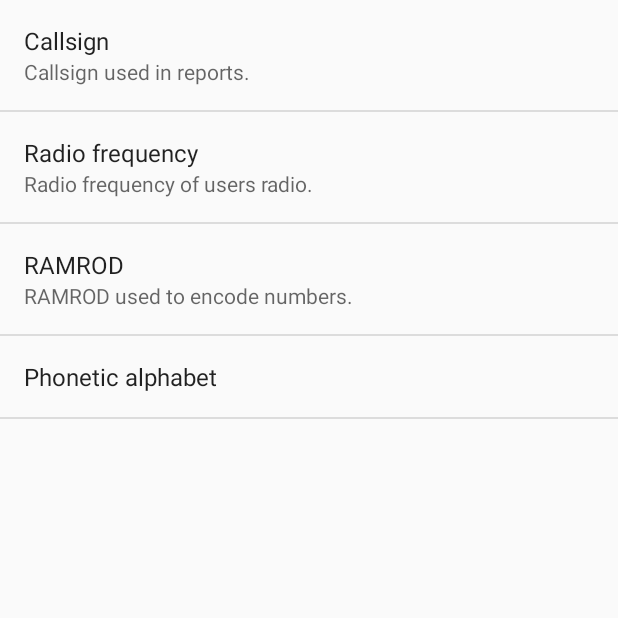
After one commit to hombrecz/Military-Reports-Assistant, an Android app: the SettingsActivity screen opened directly, with no data from a screen before it, on a phone screen of 412 x 824 dp, the top half of it. The commit adds this screen. Run offline under Robolectric (Android 15) with nearby library versions, the phone set to English and light mode, and no system bars.

Commit message:
Settings Activity

```diff
--- a/app/build.gradle
+++ b/app/build.gradle
@@ -25,10 +25,12 @@ android {
 
 dependencies {
     implementation fileTree(dir: 'libs', include: ['*.jar'])
-    implementation"org.jetbrains.kotlin:kotlin-stdlib-jre7:$kotlin_version"
+    implementation "org.jetbrains.kotlin:kotlin-stdlib-jre7:$kotlin_version"
     implementation 'com.android.support:appcompat-v7:26.1.0'
     implementation 'com.android.support:design:26.1.0'
     implementation 'com.android.support.constraint:constraint-layout:1.0.2'
+    implementation 'com.android.support:support-v4:26.1.0'
+    implementation 'com.android.support:support-vector-drawable:26.1.0'
     testImplementation 'junit:junit:4.12'
     androidTestImplementation 'com.android.support.test:runner:1.0.1'
     androidTestImplementation 'com.android.support.test.espresso:espresso-core:3.0.1'
--- a/app/src/main/AndroidManifest.xml
+++ b/app/src/main/AndroidManifest.xml
@@ -18,6 +18,14 @@
                 <category android:name="android.intent.category.LAUNCHER" />
             </intent-filter>
         </activity>
+        <activity
+            android:name=".SettingsActivity"
+            android:label="@string/title_activity_settings"
+            android:parentActivityName=".MainActivity">
+            <meta-data
+                android:name="android.support.PARENT_ACTIVITY"
+                android:value="cz.hombre.tacassistant.MainActivity" />
+        </activity>
     </application>
 
 </manifest>
--- a/app/src/main/java/cz/hombre/tacassistant/MainActivity.kt
+++ b/app/src/main/java/cz/hombre/tacassistant/MainActivity.kt
@@ -1,6 +1,8 @@
 package cz.hombre.tacassistant
 
+import android.content.Intent
 import android.os.Bundle
+import android.preference.PreferenceManager
 import android.support.design.widget.NavigationView
 import android.support.v4.view.GravityCompat
 import android.support.v7.app.ActionBarDrawerToggle
@@ -23,6 +25,8 @@ class MainActivity : AppCompatActivity(), NavigationView.OnNavigationItemSelecte
         toggle.syncState()
 
         nav_view.setNavigationItemSelectedListener(this)
+
+        PreferenceManager.setDefaultValues(this, R.xml.pref_settings, false)
     }
 
     override fun onBackPressed() {
@@ -44,7 +48,10 @@ class MainActivity : AppCompatActivity(), NavigationView.OnNavigationItemSelecte
         // automatically handle clicks on the Home/Up button, so long
         // as you specify a parent activity in AndroidManifest.xml.
         when (item.itemId) {
-            R.id.action_settings -> return true
+            R.id.action_settings -> {
+                startActivity(Intent(this, SettingsActivity::class.java))
+                return true
+            }
             else -> return super.onOptionsItemSelected(item)
         }
     }
--- /dev/null
+++ b/app/src/main/java/cz/hombre/tacassistant/SettingsActivity.kt
@@ -0,0 +1,47 @@
+package cz.hombre.tacassistant
+
+import android.annotation.TargetApi
+import android.content.Context
+import android.content.Intent
+import android.content.res.Configuration
+import android.media.RingtoneManager
+import android.net.Uri
+import android.os.Build
+import android.os.Bundle
+import android.preference.ListPreference
+import android.preference.Preference
+import android.preference.PreferenceActivity
+import android.preference.PreferenceFragment
+import android.preference.PreferenceManager
+import android.preference.RingtonePreference
+import android.text.TextUtils
+import android.view.MenuItem
+import android.support.v4.app.NavUtils
+
+class SettingsActivity : PreferenceActivity() {
+
+    override fun onCreate(savedInstanceState: Bundle?) {
+        super.onCreate(savedInstanceState)
+
+        fragmentManager.beginTransaction()
+                .replace(android.R.id.content, SettingsPreferenceFragment())
+                .commit()
+    }
+
+    @TargetApi(Build.VERSION_CODES.HONEYCOMB)
+    class SettingsPreferenceFragment : PreferenceFragment() {
+        override fun onCreate(savedInstanceState: Bundle?) {
+            super.onCreate(savedInstanceState)
+            addPreferencesFromResource(R.xml.pref_settings)
+        }
+
+        override fun onOptionsItemSelected(item: MenuItem): Boolean {
+            val id = item.itemId
+            if (id == android.R.id.home) {
+                startActivity(Intent(activity, SettingsActivity::class.java))
+                return true
+            }
+            return super.onOptionsItemSelected(item)
+        }
+    }
+}
--- a/app/src/main/res/values/strings.xml
+++ b/app/src/main/res/values/strings.xml
@@ -1,6 +1,8 @@
 <resources>
     <string name="app_name">TacAssistant</string>
+    <string name="main_welcome">Welcome in Tactical Assistant!</string>
 
+    <!-- Menu -->
     <string name="navigation_drawer_open">Open navigation drawer</string>
     <string name="navigation_drawer_close">Close navigation drawer</string>
     <string name="navigation_drawer_reports">Reports</string>
@@ -13,7 +15,7 @@
 
     <string name="action_settings">Settings</string>
 
-    <string name="main_welcome">Welcome in Tactical Assistant!</string>
+    <!-- Status -->
     <string name="status_callname_default">Callname</string>
     <string name="status_frequency_default">0 MHz</string>
     <string name="status_gps_label">GPS</string>
@@ -29,4 +31,21 @@
     <string name="status_person_image_description">Personal info</string>
     <string name="status_location_image_description">Location info</string>
     <string name="status_time_image_description">Time info</string>
+
+    <!-- Settings -->
+    <string name="title_activity_settings">Settings</string>
+    <string name="preference_callsign_summary">Callsign used in reports.</string>
+    <string name="preference_callsign_title">Callsign</string>
+    <string name="preference_frequency_summary">Radio frequency of users radio.</string>
+    <string name="preference_frequency_title">Radio frequency</string>
+    <string name="preference_ramrod_summary">RAMROD used to encode numbers.</string>
+    <string name="preference_ramrod_title">RAMROD</string>
+    <string name="preference_phonetic_alphabet_title">Phonetic alphabet</string>
+    <string name="preference_ramrod_default">ALGORITMUS</string>
+    <string name="preference_callsign_default">Grunt 1</string>
+    <string name="preference_frequency_default">0</string>
+    <string-array name="preference_phonetic_alphabet_values">
+        <item>NATO</item>
+        <item>Czech</item>
+    </string-array>
 </resources>
--- /dev/null
+++ b/app/src/main/res/xml/pref_settings.xml
@@ -0,0 +1,33 @@
+<?xml version="1.0" encoding="utf-8"?>
+<PreferenceScreen xmlns:android="http://schemas.android.com/apk/res/android">
+
+    <EditTextPreference
+        android:defaultValue="@string/preference_callsign_default"
+        android:key="preference_callsign"
+        android:selectAllOnFocus="true"
+        android:singleLine="true"
+        android:summary="@string/preference_callsign_summary"
+        android:title="@string/preference_callsign_title" />
+    <EditTextPreference
+        android:defaultValue="@string/preference_frequency_default"
+        android:key="preference_frequency"
+        android:selectAllOnFocus="true"
+        android:singleLine="true"
+        android:summary="@string/preference_frequency_summary"
+        android:title="@string/preference_frequency_title"
+        android:inputType="number"
+        android:numeric="integer"/>
+    <EditTextPreference
+        android:defaultValue="@string/preference_ramrod_default"
+        android:key="preference_ramrod"
+        android:selectAllOnFocus="true"
+        android:singleLine="true"
+        android:summary="@string/preference_ramrod_summary"
+        android:title="@string/preference_ramrod_title" />
+    <ListPreference
+        android:defaultValue="0"
+        android:entries="@array/preference_phonetic_alphabet_values"
+        android:entryValues="@array/preference_phonetic_alphabet_values"
+        android:key="preference_phonetic_alphabet"
+        android:title="@string/preference_phonetic_alphabet_title" />
+</PreferenceScreen>
--- a/build.gradle
+++ b/build.gradle
@@ -1,7 +1,7 @@
 // Top-level build file where you can add configuration options common to all sub-projects/modules.
 
 buildscript {
-    ext.kotlin_version = '1.2.0'
+    ext.kotlin_version = '1.2.10'
     repositories {
         google()
         jcenter()
```
